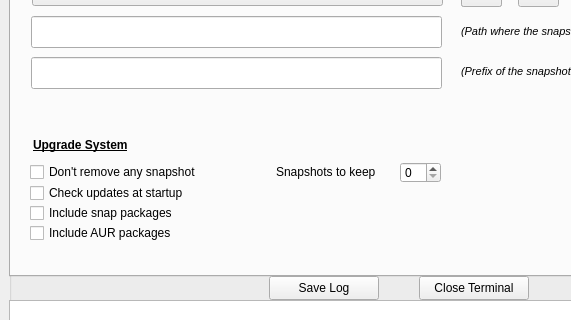
Before: the Qt Designer form buttermanager/ui/MainWindow.ui in egara/buttermanager, drawn with Qt 5; both pictures show x 0 to 571 and y 184 to 504 of the 800 by 800 pixel window.
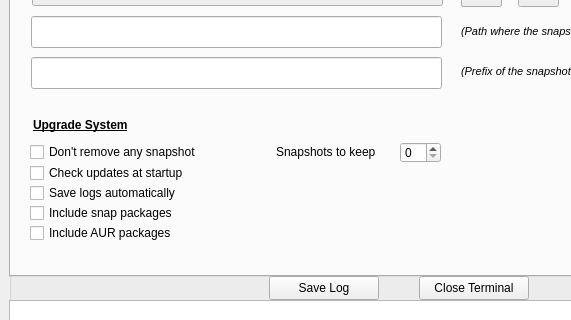
After: the same form once the commit is applied. The open tabs and pages were chosen to show the change.

Diff of the .ui file:
```diff
--- a/buttermanager/ui/MainWindow.ui
+++ b/buttermanager/ui/MainWindow.ui
@@ -514,7 +514,7 @@
           <property name="geometry">
            <rect>
             <x>19</x>
-            <y>309</y>
+            <y>289</y>
             <width>241</width>
             <height>22</height>
            </rect>
@@ -527,7 +527,7 @@
           <property name="geometry">
            <rect>
             <x>22</x>
-            <y>284</y>
+            <y>264</y>
             <width>141</width>
             <height>18</height>
            </rect>
@@ -573,7 +573,7 @@
           <property name="geometry">
            <rect>
             <x>389</x>
-            <y>310</y>
+            <y>290</y>
             <width>41</width>
             <height>21</height>
            </rect>
@@ -583,7 +583,7 @@
           <property name="geometry">
            <rect>
             <x>265</x>
-            <y>310</y>
+            <y>290</y>
             <width>121</width>
             <height>20</height>
            </rect>
@@ -771,7 +771,7 @@
           <property name="geometry">
            <rect>
             <x>19</x>
-            <y>330</y>
+            <y>310</y>
             <width>201</width>
             <height>22</height>
            </rect>
@@ -780,6 +780,19 @@
            <string>Check updates at startup</string>
           </property>
          </widget>
+         <widget class="QCheckBox" name="checkbox_log">
+          <property name="geometry">
+           <rect>
+            <x>19</x>
+            <y>330</y>
+            <width>201</width>
+            <height>22</height>
+           </rect>
+          </property>
+          <property name="text">
+           <string>Save logs automatically</string>
+          </property>
+         </widget>
         </widget>
         <widget class="QWidget" name="tab_about">
          <attribute name="title">
```
